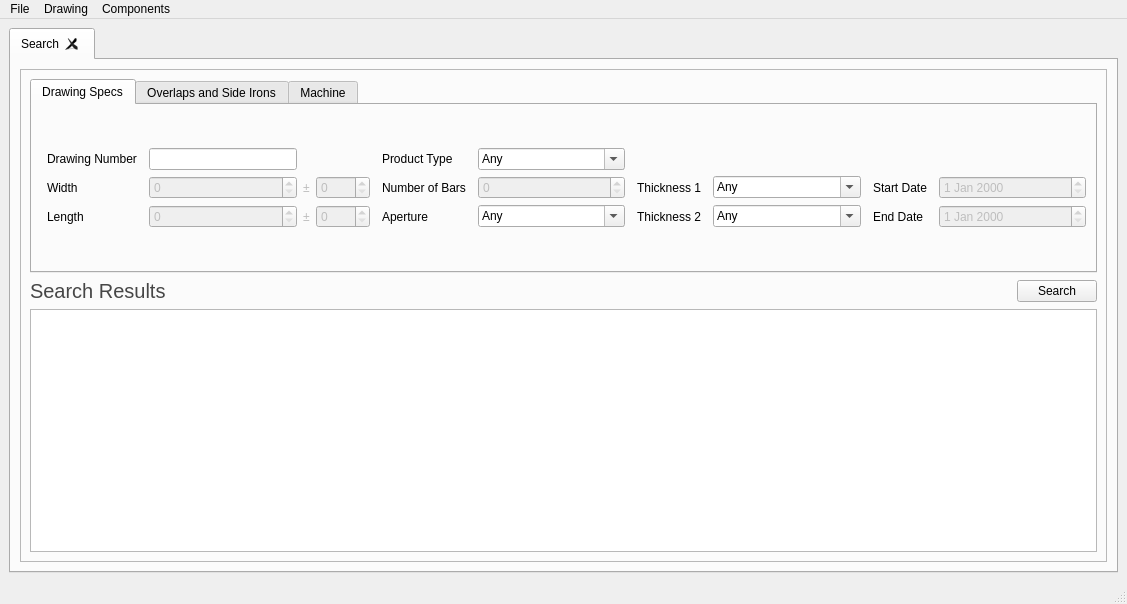
Qt form ui/MainMenu.ui (matthew-sirman/database-manager) before a commit.
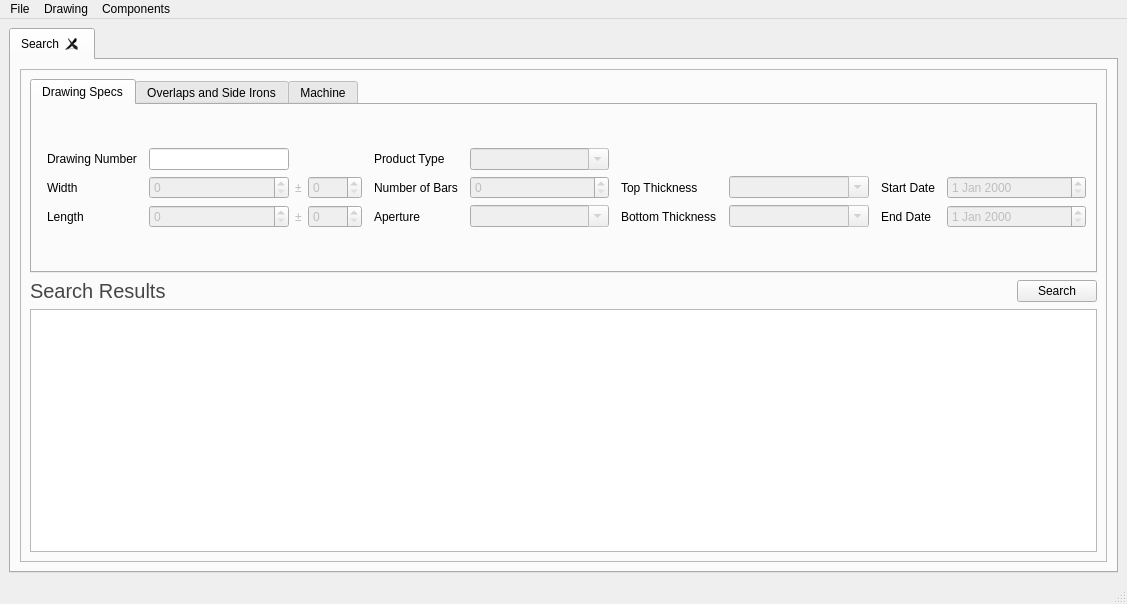
The same form after that commit. Custom widgets are drawn as their Qt base class.

Commit message: Added "Add Component" menus. Began commenting codebase Fixed PDF rendering Start creating PDF writer

What changed in the file:
```diff
--- a/ui/MainMenu.ui
+++ b/ui/MainMenu.ui
@@ -152,6 +152,9 @@
                  </item>
                  <item row="1" column="7">
                   <widget class="DynamicComboBox" name="thickness1SearchInput">
+                   <property name="enabled">
+                    <bool>false</bool>
+                   </property>
                    <property name="sizePolicy">
                     <sizepolicy hsizetype="Expanding" vsizetype="Fixed">
                      <horstretch>0</horstretch>
@@ -164,11 +167,6 @@
                    <property name="insertPolicy">
                     <enum>QComboBox::NoInsert</enum>
                    </property>
-                   <item>
-                    <property name="text">
-                     <string>Any</string>
-                    </property>
-                   </item>
                   </widget>
                  </item>
                  <item row="1" column="4">
@@ -281,6 +279,9 @@
                  </item>
                  <item row="2" column="7">
                   <widget class="DynamicComboBox" name="thickness2SearchInput">
+                   <property name="enabled">
+                    <bool>false</bool>
+                   </property>
                    <property name="sizePolicy">
                     <sizepolicy hsizetype="Expanding" vsizetype="Fixed">
                      <horstretch>0</horstretch>
@@ -293,11 +294,6 @@
                    <property name="insertPolicy">
                     <enum>QComboBox::NoInsert</enum>
                    </property>
-                   <item>
-                    <property name="text">
-                     <string>Any</string>
-                    </property>
-                   </item>
                   </widget>
                  </item>
                  <item row="1" column="1">
@@ -330,7 +326,7 @@
 }</string>
                    </property>
                    <property name="text">
-                    <string>Thickness 2</string>
+                    <string>Bottom Thickness</string>
                    </property>
                   </widget>
                  </item>
@@ -370,7 +366,7 @@
 }</string>
                    </property>
                    <property name="text">
-                    <string>Thickness 1</string>
+                    <string>Top Thickness</string>
                    </property>
                   </widget>
                  </item>
@@ -499,6 +495,9 @@
                  </item>
                  <item row="2" column="5">
                   <widget class="DynamicComboBox" name="apertureSearchInput">
+                   <property name="enabled">
+                    <bool>false</bool>
+                   </property>
                    <property name="sizePolicy">
                     <sizepolicy hsizetype="Expanding" vsizetype="Fixed">
                      <horstretch>0</horstretch>
@@ -511,11 +510,6 @@
                    <property name="insertPolicy">
                     <enum>QComboBox::NoInsert</enum>
                    </property>
-                   <item>
-                    <property name="text">
-                     <string>Any</string>
-                    </property>
-                   </item>
                   </widget>
                  </item>
                  <item row="0" column="4">
@@ -538,6 +532,9 @@
                  </item>
                  <item row="0" column="5">
                   <widget class="DynamicComboBox" name="productTypeSearchInput">
+                   <property name="enabled">
+                    <bool>false</bool>
+                   </property>
                    <property name="editable">
                     <bool>true</bool>
                    </property>
@@ -547,11 +544,6 @@
                    <property name="sizeAdjustPolicy">
                     <enum>QComboBox::AdjustToContentsOnFirstShow</enum>
                    </property>
-                   <item>
-                    <property name="text">
-                     <string>Any</string>
-                    </property>
-                   </item>
                   </widget>
                  </item>
                 </layout>
```
Left out of the diff: 61 changed lines with no effect on the pictures. The commit also changes 48 other files.
